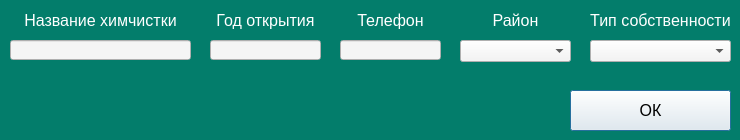
Tokiwokoe/CleaningDatabase, file Ui/AddCleaning.ui: the form before one commit.
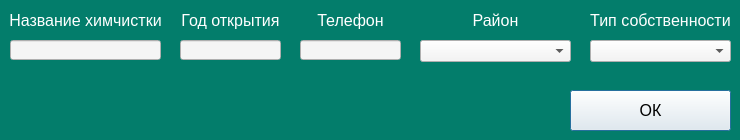
The form after the commit.

```diff
--- a/Ui/AddCleaning.ui
+++ b/Ui/AddCleaning.ui
@@ -21,7 +21,7 @@
     <rect>
      <x>10</x>
      <y>40</y>
-     <width>181</width>
+     <width>151</width>
      <height>20</height>
     </rect>
    </property>
@@ -39,7 +39,7 @@
     <rect>
      <x>10</x>
      <y>10</y>
-     <width>181</width>
+     <width>151</width>
      <height>20</height>
     </rect>
    </property>
@@ -58,9 +58,9 @@
   <widget class="QLabel" name="label_4">
    <property name="geometry">
     <rect>
-     <x>210</x>
+     <x>180</x>
      <y>10</y>
-     <width>111</width>
+     <width>101</width>
      <height>20</height>
     </rect>
    </property>
@@ -79,7 +79,7 @@
   <widget class="QLabel" name="label_5">
    <property name="geometry">
     <rect>
-     <x>340</x>
+     <x>300</x>
      <y>10</y>
      <width>101</width>
      <height>20</height>
@@ -100,9 +100,9 @@
   <widget class="QLabel" name="label_6">
    <property name="geometry">
     <rect>
-     <x>460</x>
+     <x>420</x>
      <y>10</y>
-     <width>111</width>
+     <width>151</width>
      <height>20</height>
     </rect>
    </property>
@@ -181,9 +181,9 @@
   <widget class="QLineEdit" name="year_opened">
    <property name="geometry">
     <rect>
-     <x>210</x>
+     <x>180</x>
      <y>40</y>
-     <width>111</width>
+     <width>101</width>
      <height>20</height>
     </rect>
    </property>
@@ -199,7 +199,7 @@
   <widget class="QLineEdit" name="phone">
    <property name="geometry">
     <rect>
-     <x>340</x>
+     <x>300</x>
      <y>40</y>
      <width>101</width>
      <height>20</height>
@@ -217,9 +217,9 @@
   <widget class="QComboBox" name="dist">
    <property name="geometry">
     <rect>
-     <x>460</x>
+     <x>420</x>
      <y>40</y>
-     <width>111</width>
+     <width>151</width>
      <height>22</height>
     </rect>
    </property>
```
